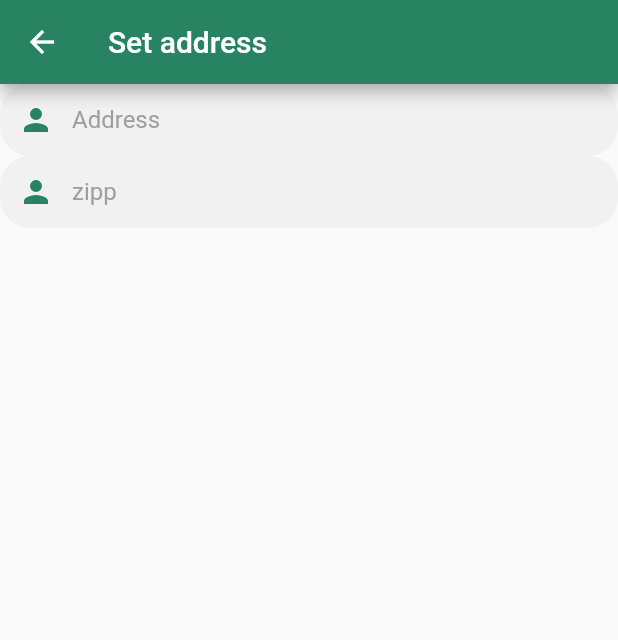
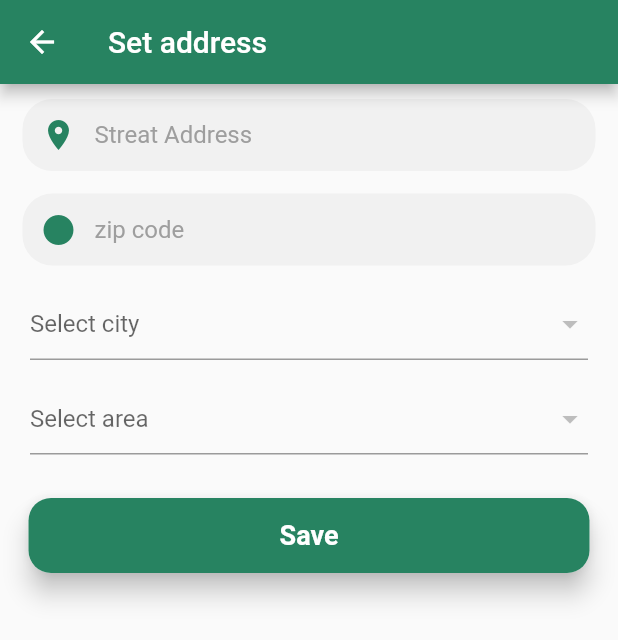
Before and after one commit to raselhossen125/e_commerce__user, a Flutter app: the UserAddressPage screen opened by its route, on a phone screen of 412 x 824 dp. Shown: the top 640 px of the screen. Run offline on Flutter 3.47's test engine with Material 2 defaults, Android fonts, the phone set to English and light mode, and no system bars; our stand-ins replace carousel_slider, cloud_firestore, firebase_auth, firebase_core, firebase_storage, google_sign_in and 2 more; missing offline and left inert: numeric_keyboard; accounts and stored records are empty.

Commit message:
cheakout page update

```diff
--- a/lib/db/db_helper.dart
+++ b/lib/db/db_helper.dart
@@ -10,6 +10,7 @@ class DBHelper {
   static const usersCollection = 'Users';
   static const cartCollection = 'cart';
   static const ordersCollection = 'Orders';
+  static const citiesCollection = 'Cities';
   static const ordersDetailsCollection = 'OrderDetails';
   static const settingsCollection = 'Settings';
   static const documentOrderConstant = 'OrderConstant';
@@ -48,6 +49,9 @@ class DBHelper {
 
   static Stream<QuerySnapshot<Map<String, dynamic>>> getAllProducts() =>
       _db.collection(productsCollection).snapshots();
+
+  static Stream<QuerySnapshot<Map<String, dynamic>>> getAllCitiess() =>
+      _db.collection(citiesCollection).snapshots();
 
   static Stream<QuerySnapshot<Map<String, dynamic>>> getAllCartItems(
           String uid) =>
--- /dev/null
+++ b/lib/model/city_model.dart
@@ -0,0 +1,27 @@
+// ignore_for_file: unused_import
+
+import 'package:cloud_firestore/cloud_firestore.dart';
+
+class CityModel {
+  String name;
+  List<String> area;
+
+  CityModel({
+    required this.name,
+    required this.area,
+  });
+
+  Map<String, dynamic> toMap(){
+    return <String, dynamic> {
+      'name' : name,
+      'area' : area
+    };
+  }
+
+  factory CityModel.fromMap(Map<String, dynamic> map){
+    return CityModel(
+      name: map['name'],
+      area: (map['area'] as List).map((e) => e.toString()).toList(),
+    );
+  }
+}
--- a/lib/model/order_model.dart
+++ b/lib/model/order_model.dart
@@ -1,3 +1,5 @@
+// ignore_for_file: constant_identifier_names
+
 import 'package:e_commerce__user/model/date_model.dart';
 
 const String OrdOrderId = 'orderId';
--- a/lib/model/user_model.dart
+++ b/lib/model/user_model.dart
@@ -1,3 +1,5 @@
+// ignore_for_file: prefer_if_null_operators
+
 import 'package:cloud_firestore/cloud_firestore.dart';
 import 'package:e_commerce__user/model/address_model.dart';
 
@@ -54,7 +56,9 @@ class UserModel {
         email: map[userEmail],
         mobile: map[userPhone],
         image: map[userImage],
-        addressModel: map[userAddressModel],
+        addressModel: map[userAddressModel] == null
+            ? map[userAddressModel]
+            : AddressModel.fromMap(map[userAddressModel]),
         userCreationTime: map[userTimeStamp],
         available: map[userAvailable],
         deviceToken: map[userDeviceToken],
--- a/lib/pages/user_address_page.dart
+++ b/lib/pages/user_address_page.dart
@@ -1,7 +1,15 @@
-// ignore_for_file: use_key_in_widget_constructors, prefer_const_constructors
+// ignore_for_file: use_key_in_widget_constructors, prefer_const_constructors, unused_local_variable
 
+import 'package:e_commerce__user/model/address_model.dart';
+import 'package:e_commerce__user/provider/user_provider.dart';
+import 'package:e_commerce__user/untils/colors.dart';
+import 'package:e_commerce__user/untils/helper_function.dart';
 import 'package:e_commerce__user/widgets/new_product_textField.dart';
 import 'package:flutter/material.dart';
+import 'package:provider/provider.dart';
+
+import '../auth/auth_service.dart';
+import '../model/user_model.dart';
 
 class UserAddressPage extends StatefulWidget {
   static const routeName = '/userAddress';
@@ -13,10 +21,26 @@ class UserAddressPage extends StatefulWidget {
 class _UserAddressPageState extends State<UserAddressPage> {
   final addressController = TextEditingController();
   final zipController = TextEditingController();
+  late UserProvider userProvider;
   final formkey = GlobalKey<FormState>();
+  bool isInit = true;
+  String? city, area;
+  bool isLoading = false;
+
+  @override
+  void didChangeDependencies() {
+    if (isInit) {
+      userProvider = Provider.of<UserProvider>(context);
+      userProvider.getAllCities();
+      isInit = false;
+    }
+    super.didChangeDependencies();
+  }
 
   @override
   void dispose() {
+    addressController.dispose();
+    zipController.dispose();
     super.dispose();
   }
 
@@ -29,20 +53,124 @@ class _UserAddressPageState extends State<UserAddressPage> {
       body: Form(
         key: formkey,
         child: ListView(
+          padding: EdgeInsets.symmetric(horizontal: 15, vertical: 10),
           children: [
             NewProductTextField(
               controller: addressController,
-              hintText: 'Address',
-              prefixIcon: Icons.person,
+              hintText: 'Streat Address',
+              prefixIcon: Icons.place,
             ),
+            SizedBox(height: 15),
             NewProductTextField(
               controller: zipController,
-              hintText: 'zipp',
-              prefixIcon: Icons.person,
+              hintText: 'zip code',
+              prefixIcon: Icons.circle,
+              keyBordType: TextInputType.number,
+            ),
+            SizedBox(height: 15),
+            Padding(
+              padding: const EdgeInsets.symmetric(horizontal: 5),
+              child: DropdownButtonFormField<String>(
+                value: city,
+                hint: Text('Select city'),
+                items: userProvider.cityList
+                    .map((cityM) => DropdownMenuItem<String>(
+                          value: cityM.name,
+                          child: Text(cityM.name),
+                        ))
+                    .toList(),
+                onChanged: (value) {
+                  setState(() {
+                    city = value;
+                  });
+                },
+                validator: (value) {},
+              ),
+            ),
+            SizedBox(height: 15),
+            Padding(
+              padding: const EdgeInsets.symmetric(horizontal: 5),
+              child: DropdownButtonFormField<String>(
+                value: area,
+                hint: Text('Select area'),
+                items: userProvider
+                    .getAreaByCityName(city)
+                    .map((area) => DropdownMenuItem<String>(
+                          value: area,
+                          child: Text(area),
+                        ))
+                    .toList(),
+                onChanged: (value) {
+                  setState(() {
+                    area = value;
+                  });
+                },
+                validator: (value) {},
+              ),
+            ),
+            SizedBox(height: 25),
+            InkWell(
+              onTap: _save,
+              child: Card(
+                elevation: 7,
+                shape: RoundedRectangleBorder(
+                  borderRadius: BorderRadius.circular(15),
+                ),
+                child: Container(
+                  height: 50,
+                  width: double.infinity,
+                  decoration: BoxDecoration(
+                    borderRadius: BorderRadius.circular(15),
+                    color: appColor.cardColor,
+                  ),
+                  child: Center(
+                    child: isLoading
+                        ? CircularProgressIndicator()
+                        : Text(
+                            'Save',
+                            style: TextStyle(
+                                fontWeight: FontWeight.w600,
+                                color: Colors.white,
+                                fontSize: 18),
+                          ),
+                  ),
+                ),
+              ),
             ),
           ],
         ),
       ),
     );
   }
+
+  void _save() {
+    if (formkey.currentState!.validate()) {
+      isLoading = true;
+      if (city == null) {
+        showMsg(context, 'Please select city');
+        isLoading = false;
+        return;
+      }
+      if (area == null) {
+        showMsg(context, 'Please select area');
+        isLoading = false;
+        return;
+      }
+      final addresM = AddressModel(
+        streetAddress: addressController.text,
+        area: area!,
+        city: city!,
+        zipCode: int.parse(zipController.text),
+      );
+      userProvider.updateProfile(
+        AuthService.user!.uid,
+        {userAddressModel: addresM.toMap()},
+      ).then((value) {
+        Navigator.of(context).pop();
+      }).catchError((error) {
+        isLoading = false;
+        throw error;
+      });
+    }
+  }
 }
--- a/lib/provider/user_provider.dart
+++ b/lib/provider/user_provider.dart
@@ -1,13 +1,32 @@
+// ignore_for_file: unused_local_variable, unrelated_type_equality_checks
+
 import 'dart:io';
 
 import 'package:cloud_firestore/cloud_firestore.dart';
+import 'package:e_commerce__user/model/city_model.dart';
 import 'package:firebase_storage/firebase_storage.dart';
 import 'package:flutter/cupertino.dart';
 import 'package:image_picker/image_picker.dart';
 import '../db/db_helper.dart';
 import '../model/user_model.dart';
 
-class UserProvider extends ChangeNotifier{
+class UserProvider extends ChangeNotifier {
+  List<CityModel> cityList = [];
+
+  getAllCities() {
+    DBHelper.getAllCitiess().listen((snapsort) {
+      cityList = List.generate(snapsort.docs.length,
+          (index) => CityModel.fromMap(snapsort.docs[index].data()));
+      notifyListeners();
+    });
+  }
+
+  List<String> getAreaByCityName(String? city) {
+    if (city == null) return <String>[];
+    final cityM = cityList.firstWhere((element) => element.name == city);
+    return cityM.area;
+  }
+
   Future<void> addUser(UserModel userModel) => DBHelper.addUser(userModel);
 
   Stream<DocumentSnapshot<Map<String, dynamic>>> getUserByUid(String uid) =>
@@ -19,7 +38,7 @@ class UserProvider extends ChangeNotifier{
   Future<String> updateImage(XFile xFile) async {
     final imagename = DateTime.now().millisecondsSinceEpoch.toString();
     final photoRefarance =
-    FirebaseStorage.instance.ref().child('pictures/$imagename');
+        FirebaseStorage.instance.ref().child('pictures/$imagename');
     final uploadtask = photoRefarance.putFile(File(xFile.path));
     final snapshort = await uploadtask.whenComplete(() => null);
     return snapshort.ref.getDownloadURL();
--- a/lib/widgets/main_dawer.dart
+++ b/lib/widgets/main_dawer.dart
@@ -49,7 +49,6 @@ class MainDrawer extends StatelessWidget {
                       fontSize: 16,
                       color: Colors.white,
                       fontWeight: FontWeight.w500,
-                      letterSpacing: 0.6,
                     ),
                   ),
                   SizedBox(height: 5),
@@ -59,7 +58,6 @@ class MainDrawer extends StatelessWidget {
                       fontSize: 16,
                       color: Colors.white,
                       fontWeight: FontWeight.w500,
-                      letterSpacing: 0.6,
                     ),
                   ),
                 ],
```
Also changed, not shown: lib/pages/checkout_page.dart (+41 -40 lines).
